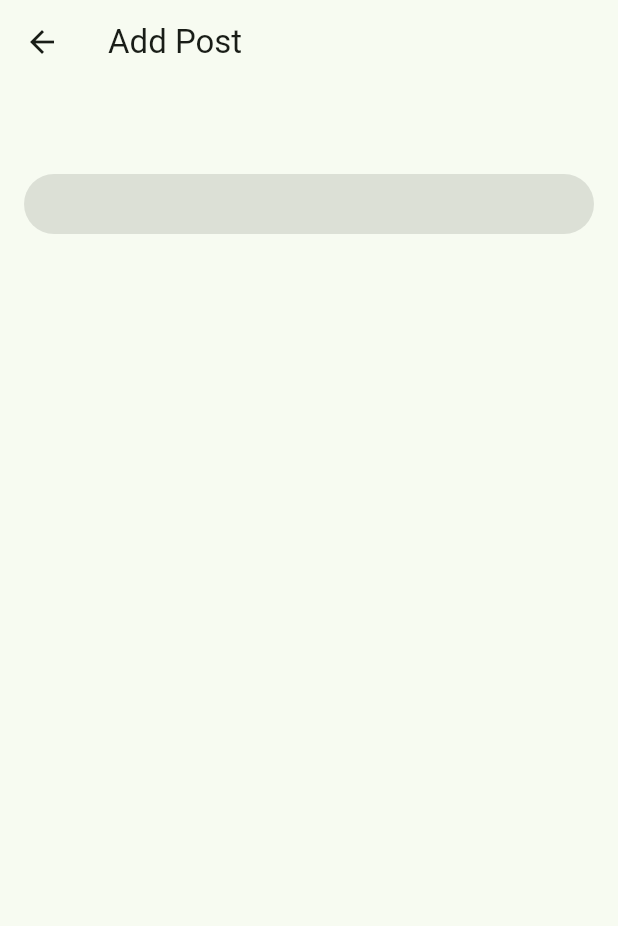
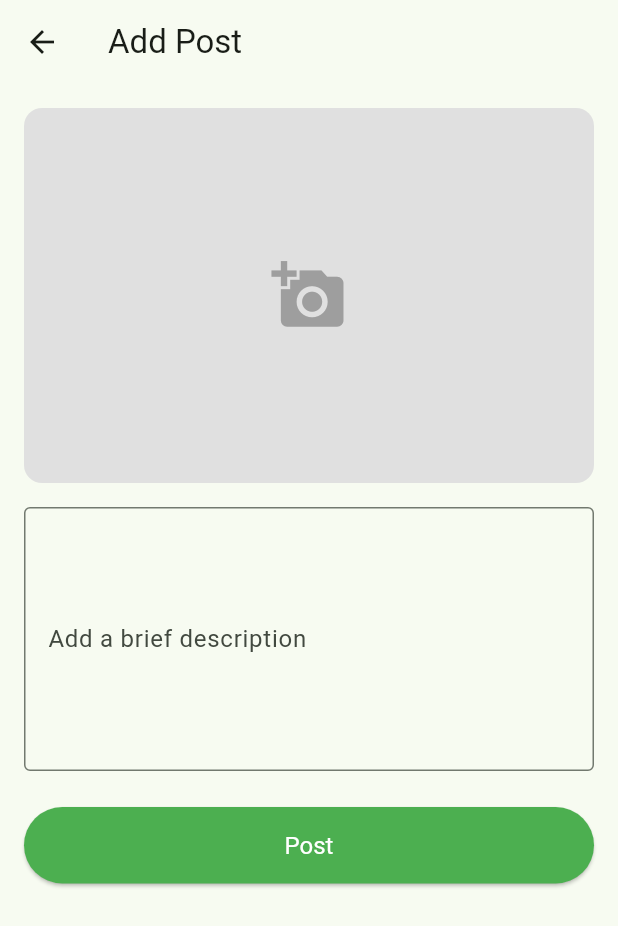
Before and after one commit to JovanNathanielJie/fasum_jovannathanieljie, a Flutter app: the AddPostScreen screen opened directly, on a phone screen of 412 x 824 dp. Shown: the top 926 px of the screen. Run offline on Flutter 3.47's test engine with Material 3 defaults, Android fonts, the phone set to English and light mode, and no system bars; our stand-ins replace cloud_firestore, firebase_auth, firebase_core, flutter_image_compress, geolocator, google_generative_ai and 2 more; accounts and stored records are empty.

Commit message:
finalisasi add post screen

```diff
--- a/lib/main.dart
+++ b/lib/main.dart
@@ -2,6 +2,7 @@
 import 'package:fasum_jovannathanieljie/screens/sign_up_screen.dart';
 import 'package:fasum_jovannathanieljie/screens/sign_in_screen.dart';
 import 'package:fasum_jovannathanieljie/screens/home_screen.dart';
+import 'package:fasum_jovannathanieljie/screens/add_post_screen.dart';
 import 'package:firebase_core/firebase_core.dart';
 import 'firebase_options.dart';
 
@@ -25,7 +26,7 @@
         colorScheme: ColorScheme.fromSeed(seedColor: Colors.green),
         useMaterial3: true,
       ),
-      home: const HomeScreen(),
+      home: const AddPostScreen(),
     );
   }
 }
--- a/lib/screens/add_post_screen.dart
+++ b/lib/screens/add_post_screen.dart
@@ -8,6 +8,7 @@
 import 'dart:io';
 import 'package:image_picker/image_picker.dart';
 import 'package:shimmer/shimmer.dart';
+import 'package:http/http.dart' as http;
 
 class AddPostScreen extends StatefulWidget {
   const AddPostScreen({super.key});
@@ -125,29 +126,50 @@
     if (_image == null) return;
     setState(() => _isGenerating = true);
     try {
-      final model = GenerativeModel(model: 'gemini-1.5-pro', apiKey: 'AIzaSyC_jkUoq48gu-Yvp-WbO9tdcpNizaCMK-E');
       final imageBytes = await _image!.readAsBytes();
-      final content = Content.multi([
-        DataPart('image/jpeg', imageBytes),
-        TextPart(
-          'Berdasarkan foto ini, identifikasi satu kategori utama kerusakan fasilitas umum '
-          ' dari daftar berikut: Jalan Rusak, Marka Pudar, Lampu Mati, Trotoar Rusak, '
-          ' Rambu Rusak, Jembatan Rusak, Sampah Menumpuk, Saluran Tersumbat, Sungai Tercemar, '
-          ' Sampah Sungai, Pohon Tumbang, Taman Rusak, Fasilitas Rusak, Pipa Bocor, '
-          ' Vandalisme, Banjir, dan Lainnya. '
-          ' Pilih kategori yang paling dominan atau paling mendesak untuk dilaporkan. '
-          ' Buat deskripsi singkat untuk laporan perbaikan, dan tambahkan permohonan perbaikan. '
-          ' Fokus pada kerusakan yang terlihat dan hindari spekulasi.\n\n'
-          ' Format output yang diinginkan:\n '
-          ' Kategori: [satu kategori yang dipilih]\n'
-          ' Deskripsi: [deskripsi singkat]',
-        ),
-      ]);
-      final response = await model.generateContent([content]);
-      final aiText = response.text;
-      print('AI TEXT: $aiText');
-      if (aiText != null && aiText.isNotEmpty) {
-        final lines = aiText.trim().split('\n');
+      final base64Image = base64Encode(imageBytes);
+      const apiKey = 'AIzaSyC_jkUoq48gu-Yvp-WbO9tdcpNizaCMK-E'; // ganti dengan API key kamu
+      const url =
+          'https://generativelanguage.googleapis.com/v1/models/'
+          'gemini-2.0-flash:generateContent?key=$apiKey';
+      final body = jsonEncode({
+        "contents": [
+          {
+            "parts": [
+              {
+                "inlineData": {"mimeType": "image/jpeg", "data": base64Image},
+              },
+              {
+                "text":
+                    "Berdasarkan foto ini, identifikasi satu kategori utama kerusakan fasilitas umum "
+                    "dari daftar berikut: Jalan Rusak, Marka Pudar, Lampu Mati, Trotoar Rusak, "
+                    "Rambu Rusak, Jembatan Rusak, Sampah Menumpuk, Saluran Tersumbat, Sungai Tercemar, "
+                    "Sampah Sungai, Pohon Tumbang, Taman Rusak, Fasilitas Rusak, Pipa Bocor, "
+                    "Vandalisme, Banjir, dan Lainnya. "
+                    "Pilih kategori yang paling dominan atau paling mendesak untuk dilaporkan. "
+                    "Buat deskripsi singkat untuk laporan perbaikan, dan tambahkan permohonan perbaikan. "
+                    "Fokus pada kerusakan yang terlihat dan hindari spekulasi.\n\n"
+                    "Format output yang diinginkan:\n"
+                    "Kategori: [satu kategori yang dipilih]\n"
+                    "Deskripsi: [deskripsi singkat]",
+              },
+            ],
+          },
+        ],
+      });
+      final headers = {'Content-Type': 'application/json'};
+      final response = await http.post(
+        Uri.parse(url),
+        headers: headers,
+        body: body,
+      );
+      if (response.statusCode == 200) {
+        final jsonResponse = jsonDecode(response.body);
+        final text =
+            jsonResponse['candidates'][0]['content']['parts'][0]['text'];
+        print("AI TEXT: $text");
+        if (text != null && text.isNotEmpty) {
+          final lines = text.trim().split('\n');
           String? category;
           String? description;
           for (var line in lines) {
@@ -160,12 +182,15 @@
               description = line.substring(11).trim();
             }
           }
-        description ??= aiText.trim();
+          description ??= text.trim();
           setState(() {
-          _aiCategory = category ?? 'Tidak Diketahui';
+            _aiCategory = category ?? 'Tidak diketahui';
             _aiDescription = description!;
             _descriptionController.text = _aiDescription!;
           });
+        }
+      } else {
+        debugPrint('Request failed: ${response.body}');
       }
     } catch (e) {
       debugPrint('Failed to generate AI description: $e');
@@ -310,20 +335,124 @@
           children: [
             GestureDetector(
               onTap: _showImageSourceDialog,
-              child: Container(),
+              child: Container(
+                height: 250,
+                decoration: BoxDecoration(
+                  color: Colors.grey[300],
+                  borderRadius: BorderRadius.circular(12),
+                ),
+                  child: _image != null
+                    ? ClipRRect(
+                        borderRadius: BorderRadius.circular(12),
+                        child: Image.file(_image!,
+                          height: 250,
+                          width: double.infinity,
+                          fit: BoxFit.cover),
+                      )
+                  : const Center(
+                    child: Icon(
+                      Icons.add_a_photo,
+                      size: 50,
+                      color: Colors.grey,
+                    ),
+                  )
+                ),
             ),
             const SizedBox(height: 16),
             // Efek shimmer saat generating
             if (_isGenerating)
-              Shimmer.fromColors(),
+              Shimmer.fromColors(
+                baseColor: Colors.grey[300]!,
+                highlightColor: Colors.grey[100]!,
+                child: Column(
+                  crossAxisAlignment: CrossAxisAlignment.start,
+                  children: [
+                    Container(
+                      height: 20,
+                      width: 100,
+                      decoration: BoxDecoration(
+                        color: Colors.grey[300],
+                        borderRadius: BorderRadius.circular(8),
+                      ),
+                      margin: const EdgeInsets.only(bottom: 12),
+                    ),
+                    Container(
+                      height: 80,
+                      width: double.infinity,
+                      decoration: BoxDecoration(
+                        color: Colors.grey[300],
+                        borderRadius: BorderRadius.circular(8),
+                      ),
+                    ),
+                  ],
+                ),
+              ),
             // Kategori dan tombol refresh
            if (_aiCategory != null && !_isGenerating)
-              Padding(),
+              Padding(
+                padding: const EdgeInsets.only(bottom: 12),
+                child: Row(
+                  mainAxisAlignment: MainAxisAlignment.spaceBetween,
+                  children: [
+                    GestureDetector(
+                      onTap: _showCategorySelection,
+                      child: Chip(
+                        label: Row(
+                          mainAxisSize: MainAxisSize.min,
+                          children: [
+                            Text(_aiCategory!),
+                            const SizedBox(width: 6),
+                            const Icon(Icons.edit, size: 16),
+                          ],
+                        ),
+                      ),
+                    ),
+                    if (_image != null)
+                      IconButton(
+                        icon: const Icon(Icons.refresh),
+                        tooltip: 'Generate another description',
+                        onPressed: _generateDescriptionWithAI,
+                      ),
+                  ],
+                ),
+              ),
             // TextField untuk deskripsi
-            Offstage(),
+            Offstage(
+              offstage: _isGenerating,
+              child: Column(
+                crossAxisAlignment: CrossAxisAlignment.end,
+                children: [
+                  TextField(
+                    controller: _descriptionController,
+                    textCapitalization: TextCapitalization.sentences,
+                    maxLines: 6,
+                    decoration: const InputDecoration(
+                      labelText: 'Add a brief description',
+                      border: OutlineInputBorder(),
+                    ),
+                  ),
+                ],
+              ),
+            ),
             const SizedBox(height: 24),
             // Tombol kirim post
-            ElevatedButton(),
+            ElevatedButton(
+              onPressed: _isUploading ? null : _submitPost,
+              style: ElevatedButton.styleFrom(
+                padding: const EdgeInsets.symmetric(vertical: 16),
+                textStyle: const TextStyle(fontSize: 16),
+                backgroundColor: Colors.green,
+              ),
+              child: _isUploading
+                  ? const SizedBox(
+                      height: 24,
+                      width: 24,
+                      child: CircularProgressIndicator(
+                        valueColor: AlwaysStoppedAnimation<Color>(Colors.white),
+                      ),
+                    )
+                  : const Text('Post', style: TextStyle(color: Colors.white)),
+            ),
           ],
         ),
       ),
--- a/pubspec.yaml
+++ b/pubspec.yaml
@@ -44,6 +44,7 @@
   google_generative_ai: ^0.4.7
   geolocator: ^14.0.2
   shimmer: ^3.0.0
+  http: ^1.6.0
 
 dev_dependencies:
   flutter_test:
```
Also changed, not shown: pubspec.lock. Lines whose indentation alone changed are shown as unchanged.
